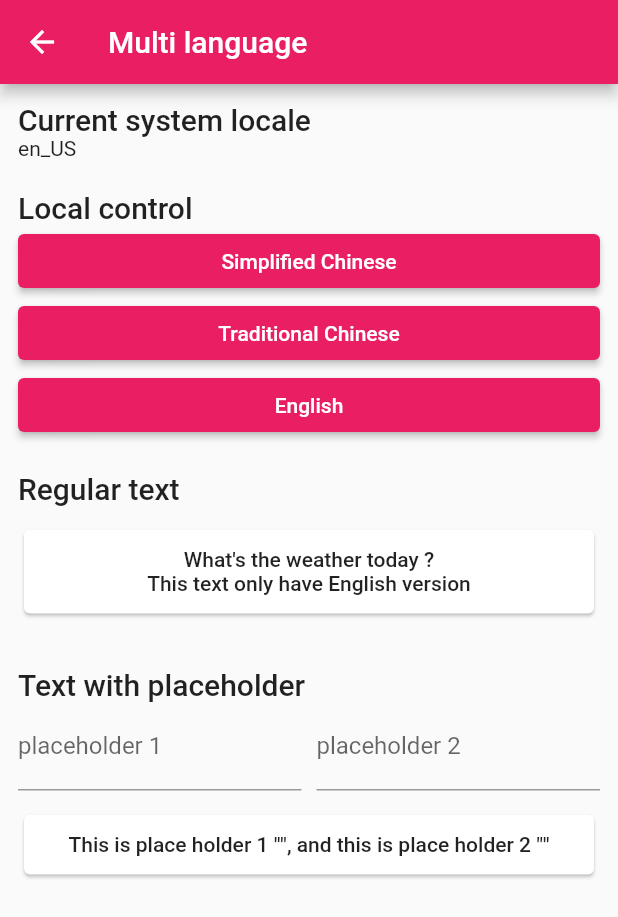
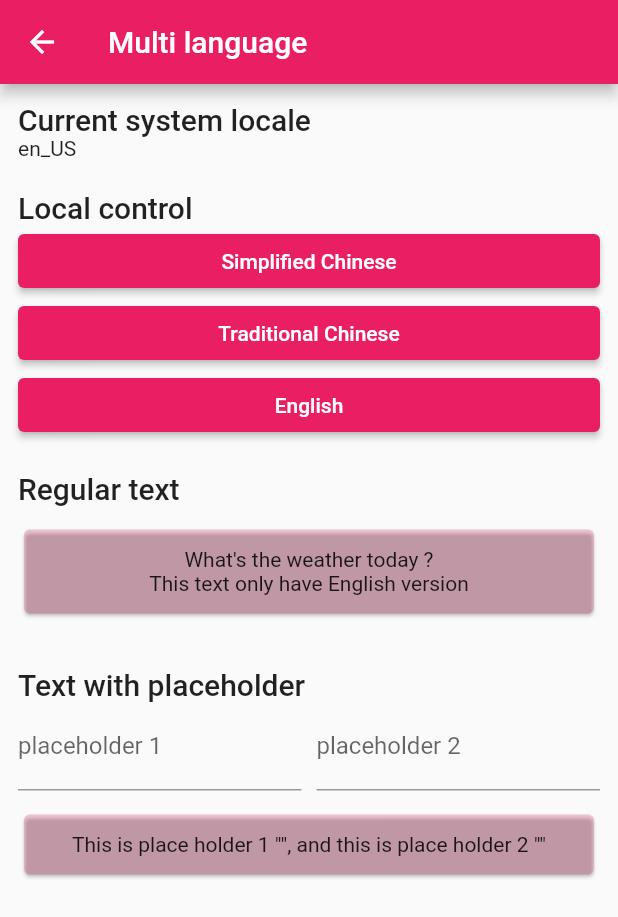
Before and after one commit to ocwvar/FlutterPlayground, a Flutter app: the LanguageView screen opened directly, on a phone screen of 412 x 824 dp. Shown: the top 917 px of the screen. Run offline on Flutter 3.47's test engine with Material 2 defaults, Android fonts, the phone set to English and light mode, and no system bars; our stand-ins replace dio.

Commit message:
enhanced Multi language page

```diff
--- a/lib/page/language/view.dart
+++ b/lib/page/language/view.dart
@@ -1,7 +1,13 @@
 import 'dart:io';
 
+import 'package:flutter/cupertino.dart';
 import 'package:flutter/material.dart';
 import 'package:flutter_playground/page/language/model.dart';
+import 'package:flutter_playground/widget/platform/base.dart';
+import 'package:flutter_playground/widget/platform/button.dart';
+import 'package:flutter_playground/widget/platform/card.dart';
+import 'package:flutter_playground/widget/platform/input_field.dart';
+import 'package:flutter_playground/widget/platform/styles.dart';
 
 import '../../generated/l10n.dart';
 import '../../widget/platform/app_bar.dart';
@@ -32,57 +38,59 @@ class _LanguageView extends State<LanguageView> {
           mainAxisAlignment: MainAxisAlignment.start,
           crossAxisAlignment: CrossAxisAlignment.start,
           children: [
-            Text("Current system locale", style: Theme.of(context).textTheme.titleLarge, textAlign: TextAlign.left,),
+            Text("Current system locale", style: PlatformTextStyles.forTitle(context), textAlign: TextAlign.left,),
             Text(Platform.localeName),
             const SizedBox(height: 20,),
-            Text("Local control", style: Theme.of(context).textTheme.titleLarge, textAlign: TextAlign.left,),
+            Text("Local control", style: PlatformTextStyles.forTitle(context), textAlign: TextAlign.left,),
             SizedBox(
                 width: double.infinity,
-                child: ElevatedButton(
+                child: PlatformButton(
                     onPressed: () => changeLocal(1),
                     child: const Text("Simplified Chinese")
                 )
             ),
             SizedBox(
                 width: double.infinity,
-                child: ElevatedButton(
+                child: PlatformButton(
                     onPressed: () => changeLocal(2),
                     child: const Text("Traditional Chinese")
                 )
             ),
             SizedBox(
                 width: double.infinity,
-                child: ElevatedButton(
+                child: PlatformButton(
                     onPressed: () => changeLocal(0),
                     child: const Text("English")
                 )
             ),
             const SizedBox(height: 20,),
-            Text("Regular text", style: Theme.of(context).textTheme.titleLarge, textAlign: TextAlign.left,),
+            Text("Regular text", style: PlatformTextStyles.forTitle(context), textAlign: TextAlign.left,),
             SizedBox(
               width: double.infinity,
               child: Padding(
                 padding: const EdgeInsets.only(top: 12, bottom: 12),
-                child: Card(
-                  color: Theme.of(context).cardColor,
-                  child: Padding(
-                    padding: const EdgeInsets.all(12),
-                    child: Column(
-                      children: [
-                        Text(S.of(context).whatsTheWeather, style: Theme.of(context).textTheme.bodyText1),
-                        Text(S.of(context).missingOtherTranslate, style: Theme.of(context).textTheme.bodyText1),
-                      ],
-                    ),
+                child: PlatformCardView(
+                  cardColor: getNotNullablePlatformObject(
+                      forAndroid: Theme.of(context).primaryColor.withOpacity(0.2),
+                      forIOS: CupertinoTheme.of(context).primaryColor.withOpacity(0.2)
+                  ),
+                  padding: const EdgeInsets.all(12),
+                  child: Column(
+                    children: [
+                      Text(S.of(context).whatsTheWeather, style: PlatformTextStyles.forContent(context)),
+                      Text(S.of(context).missingOtherTranslate, style: PlatformTextStyles.forContent(context)),
+                    ],
                   ),
                 ),
               ),
             ),
             const SizedBox(height: 20,),
-            Text("Text with placeholder", style: Theme.of(context).textTheme.titleLarge, textAlign: TextAlign.left,),
+            Text("Text with placeholder", style: PlatformTextStyles.forTitle(context), textAlign: TextAlign.left,),
             Row(
               children: [
                 Flexible(
-                    child: TextField(
+                    child: PlatformInputField(
+                      iosHint: "placeholder 1",
                       decoration: const InputDecoration(
                         label: Text("placeholder 1"),
                       ),
@@ -95,7 +103,8 @@ class _LanguageView extends State<LanguageView> {
                 ),
                 const SizedBox(width: 10,),
                 Flexible(
-                    child: TextField(
+                    child: PlatformInputField(
+                      iosHint: "placeholder 2",
                       decoration: const InputDecoration(
                         label: Text("placeholder 2"),
                       ),
@@ -112,19 +121,23 @@ class _LanguageView extends State<LanguageView> {
               width: double.infinity,
               child: Padding(
                 padding: const EdgeInsets.only(top: 12, bottom: 12),
-                child: Card(
-                  color: Theme.of(context).cardColor,
-                  child: Padding(
+                child: PlatformCardView(
+                    cardColor: getNotNullablePlatformObject(
+                        forAndroid: Theme.of(context).primaryColor.withOpacity(0.2),
+                        forIOS: CupertinoTheme.of(context).primaryColor.withOpacity(0.2)
+                    ),
                     padding: const EdgeInsets.all(12),
                     child: Column(
                       children: [
-                        Text(S.of(context).placeHolderTesting(widget.model.get(1), widget.model.get(2)), style: Theme.of(context).textTheme.bodyText1),
+                        Text(
+                            S.of(context).placeHolderTesting(widget.model.get(1), widget.model.get(2)),
+                            style: PlatformTextStyles.forContent(context)
+                        ),
                       ],
                     ),
                   ),
                 ),
               ),
-            ),
           ],
         ),
       ),
```
